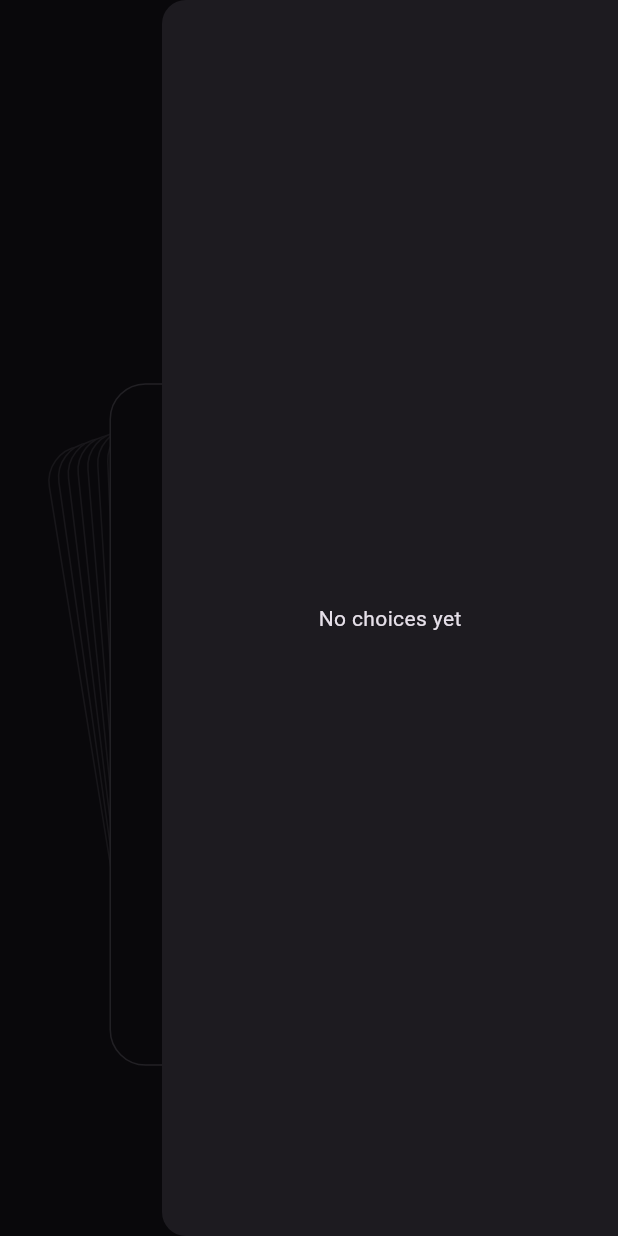
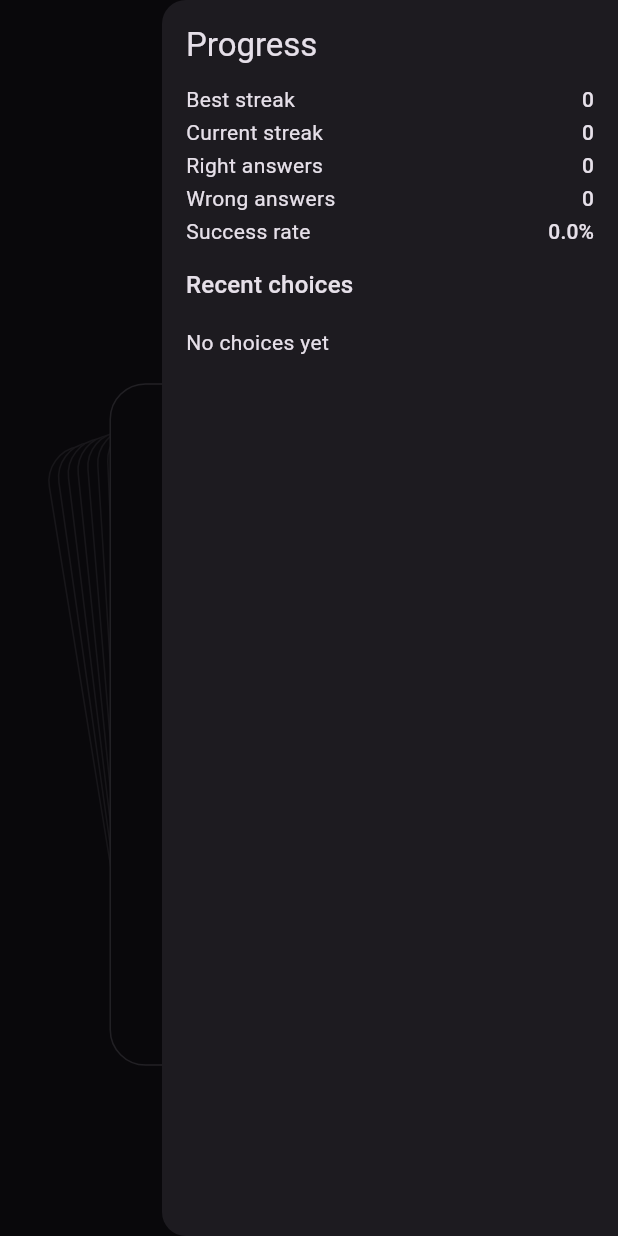
Before and after one commit to nikolay-potehin/cards-test-task, a Flutter app: the screen it shows after launch, after a tap on the "dark mode" icon, after a tap on the "menu" icon, on a phone screen of 412 x 824 dp. Run offline on Flutter 3.47's test engine with Material 3 defaults, Android fonts, the phone set to English and light mode, and no system bars; our stand-ins replace equatable, flutter_bloc.

Commit message:
feat(progress): saves data about streaks, swipes; shows stats in drawer

```diff
--- a/lib/features/progress/repos/progress_repo.dart
+++ b/lib/features/progress/repos/progress_repo.dart
@@ -15,6 +15,9 @@ sealed class ProgressRepo {
 
   /// {@macro progress_repo}
   Future<Result<void>> saveCardChoice({required CardModel card, required bool isRightSwipe});
+
+  /// {@macro progress_repo}
+  Future<Result<void>> resetCurrentStreak();
 
   /// {@macro progress_repo}
   Future<Result<List<CardSwipeChoice>>> loadHistory({int length = 10});
@@ -36,6 +39,11 @@ final class ProgressRepo$Rest extends ProgressRepo {
   }
 
   @override
+  Future<Result<void>> resetCurrentStreak() async {
+    throw UnimplementedError();
+  }
+
+  @override
   Future<Result<List<CardSwipeChoice>>> loadHistory({int length = 10}) async {
     throw UnimplementedError();
   }
@@ -47,15 +55,37 @@ final class ProgressRepo$Stub extends ProgressRepo {
   const ProgressRepo$Stub() : super();
 
   static final _history = <CardSwipeChoice>[];
+  static ProgressModel _progress = const ProgressModel(
+    json: null,
+    currentStreak: 0,
+    bestStreak: 0,
+    correctCount: 0,
+    incorrectCount: 0,
+  );
 
   @override
   Future<Result<ProgressModel>> readProgress() async {
-    throw UnimplementedError();
+    return Result.ok(_progress);
   }
 
   @override
   Future<Result<void>> saveCardChoice({required CardModel card, required bool isRightSwipe}) async {
     _history.add((card: card.copyWith(), isRightSwipe: isRightSwipe));
+    final isCorrectAnswer = isRightSwipe == card.isCorrect;
+    final nextCurrentStreak = isCorrectAnswer ? _progress.currentStreak + 1 : 0;
+    final nextBestStreak = nextCurrentStreak > _progress.bestStreak ? nextCurrentStreak : _progress.bestStreak;
+    _progress = _progress.copyWith(
+      currentStreak: nextCurrentStreak,
+      bestStreak: nextBestStreak,
+      correctCount: isCorrectAnswer ? _progress.correctCount + 1 : _progress.correctCount,
+      incorrectCount: isCorrectAnswer ? _progress.incorrectCount : _progress.incorrectCount + 1,
+    );
+    return Result.ok(null);
+  }
+
+  @override
+  Future<Result<void>> resetCurrentStreak() async {
+    _progress = _progress.copyWith(currentStreak: 0);
     return Result.ok(null);
   }
 
--- a/lib/features/progress/widgets/progress_view.dart
+++ b/lib/features/progress/widgets/progress_view.dart
@@ -1,6 +1,9 @@
 import 'package:flutter/material.dart';
 import 'package:test_task_cards/dependencies.dart';
+import 'package:test_task_cards/features/progress/models/progress_model.dart';
 import 'package:test_task_cards/features/progress/repos/progress_repo.dart';
+
+typedef _ProgressDrawerData = ({ProgressModel progress, List<CardSwipeChoice> history});
 
 class ProgressView extends StatelessWidget {
   const ProgressView({super.key});
@@ -8,29 +11,38 @@ class ProgressView extends StatelessWidget {
   @override
   Widget build(BuildContext context) {
     final repo = Dependencies.of(context).repo<ProgressRepo>();
-    return FutureBuilder(
-      future: repo.loadHistory(),
+    return FutureBuilder<_ProgressDrawerData>(
+      future: _loadDrawerData(repo),
       builder: (context, snapshot) {
         if (snapshot.connectionState == ConnectionState.waiting) {
           return const Center(child: CircularProgressIndicator());
         }
 
-        if (!snapshot.hasData) {
+        final data = snapshot.data;
+        if (data == null) {
           return const Center(child: Text('Failed to load history'));
         }
 
-        final result = snapshot.data!;
-        return result.when(
-          ok: (history) {
-            if (history.isEmpty) {
-              return const Center(child: Text('No choices yet'));
-            }
+        final progress = data.progress;
+        final history = data.history;
+        final successRate = (progress.accuracy * 100).toStringAsFixed(1);
 
         return Column(
           crossAxisAlignment: CrossAxisAlignment.start,
           children: [
-                Text('Recent choices', style: Theme.of(context).textTheme.titleLarge),
+            Text('Progress', style: Theme.of(context).textTheme.titleLarge),
             const SizedBox(height: 12),
+            _ProgressMetric(title: 'Best streak', value: '${progress.bestStreak}'),
+            _ProgressMetric(title: 'Current streak', value: '${progress.currentStreak}'),
+            _ProgressMetric(title: 'Right answers', value: '${progress.correctCount}'),
+            _ProgressMetric(title: 'Wrong answers', value: '${progress.incorrectCount}'),
+            _ProgressMetric(title: 'Success rate', value: '$successRate%'),
+            const SizedBox(height: 12),
+            Text('Recent choices', style: Theme.of(context).textTheme.titleMedium),
+            const SizedBox(height: 8),
+            if (history.isEmpty)
+              const Padding(padding: EdgeInsets.symmetric(vertical: 8), child: Text('No choices yet'))
+            else
               Expanded(
                 child: ListView.separated(
                   itemCount: history.length,
@@ -53,9 +65,40 @@ class ProgressView extends StatelessWidget {
           ],
         );
       },
-          err: (_, _) => const Center(child: Text('Failed to load history')),
     );
-      },
+  }
+
+  Future<_ProgressDrawerData> _loadDrawerData(ProgressRepo repo) async {
+    final progressResult = await repo.readProgress();
+    final historyResult = await repo.loadHistory();
+
+    return (
+      progress: progressResult.when(
+        ok: (data) => data,
+        err: (_, _) =>
+            const ProgressModel(json: null, currentStreak: 0, bestStreak: 0, correctCount: 0, incorrectCount: 0),
+      ),
+      history: historyResult.when(ok: (data) => data, err: (_, _) => const <CardSwipeChoice>[]),
+    );
+  }
+}
+
+class _ProgressMetric extends StatelessWidget {
+  const _ProgressMetric({required this.title, required this.value});
+
+  final String title;
+  final String value;
+
+  @override
+  Widget build(BuildContext context) {
+    return Padding(
+      padding: const EdgeInsets.only(bottom: 2),
+      child: Row(
+        children: [
+          Expanded(child: Text(title, style: Theme.of(context).textTheme.bodyMedium)),
+          Text(value, style: Theme.of(context).textTheme.titleSmall),
+        ],
+      ),
     );
   }
 }
```
Also changed, not shown: 1 other file. Lines whose indentation alone changed are shown as unchanged.
